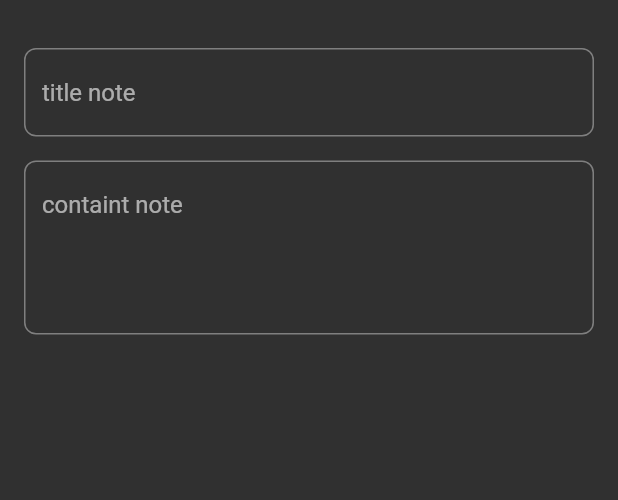
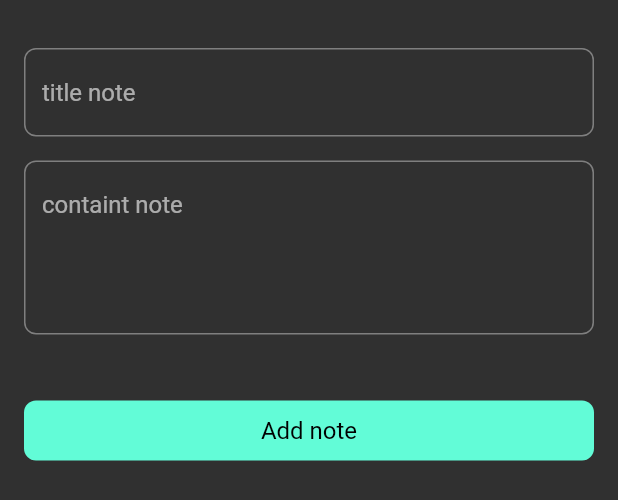
Before and after one commit to MuhammedGhazi/my_notes, a Flutter app: the AddNoteBottomSheet widget shown alone on an empty page, opened directly, on a phone screen of 412 x 824 dp. Shown: the top 500 px of the screen. Run offline on Flutter 3.47's test engine with Material 2 defaults, Android fonts, the phone set to English and light mode, and no system bars.

```diff
--- a/lib/features/home/presentaion/views/widgets/add_note_bottom_sheet.dart
+++ b/lib/features/home/presentaion/views/widgets/add_note_bottom_sheet.dart
@@ -1,5 +1,7 @@
 import 'package:flutter/material.dart';
 import 'package:my_notes/features/home/presentaion/views/widgets/custom_text_field.dart';
+
+import 'custom_button.dart';
 
 class AddNoteBottomSheet extends StatelessWidget {
   const AddNoteBottomSheet({super.key});
@@ -8,6 +10,7 @@ class AddNoteBottomSheet extends StatelessWidget {
   Widget build(BuildContext context) {
     return Padding(
       padding: const EdgeInsets.symmetric(horizontal: 16, vertical: 32),
+      child: SingleChildScrollView(
         child: Column(
           children: const [
             CustomTextField(
@@ -20,8 +23,16 @@ class AddNoteBottomSheet extends StatelessWidget {
             CustomTextField(
               hint: "containt note",
               maxline: 4,
-          )
+            ),
+            SizedBox(
+              height: 16,
+            ),
+            SizedBox(
+              height: 28,
+            ),
+            CustomButton()
           ],
+        ),
       ),
     );
   }
--- /dev/null
+++ b/lib/features/home/presentaion/views/widgets/custom_button.dart
@@ -0,0 +1,21 @@
+import 'package:flutter/material.dart';
+import 'package:my_notes/core/constantes.dart';
+
+class CustomButton extends StatelessWidget {
+  const CustomButton({super.key});
+
+  @override
+  Widget build(BuildContext context) {
+    return Container(
+      decoration: BoxDecoration(
+          color: kPrimaryColor, borderRadius: BorderRadius.circular(8)),
+      width: MediaQuery.of(context).size.width,
+      height: 40,
+      child: const Center(
+          child: Text(
+        "Add note",
+        style: TextStyle(color: Colors.black, fontSize: 16),
+      )),
+    );
+  }
+}
```
Also changed, not shown: lib/features/home/presentaion/views/edit_note_view.dart (added, +20 -0 lines), lib/features/home/presentaion/views/widgets/note_item.dart (+10 -1 lines). Lines whose indentation alone changed are shown as unchanged.
